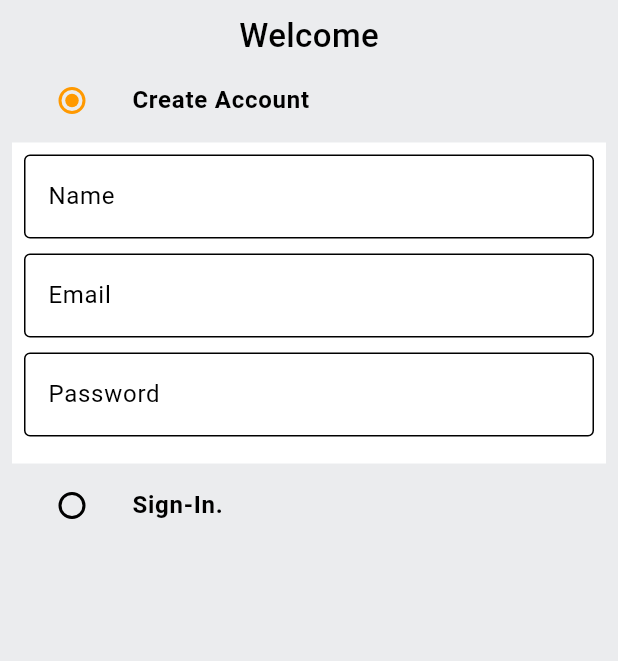
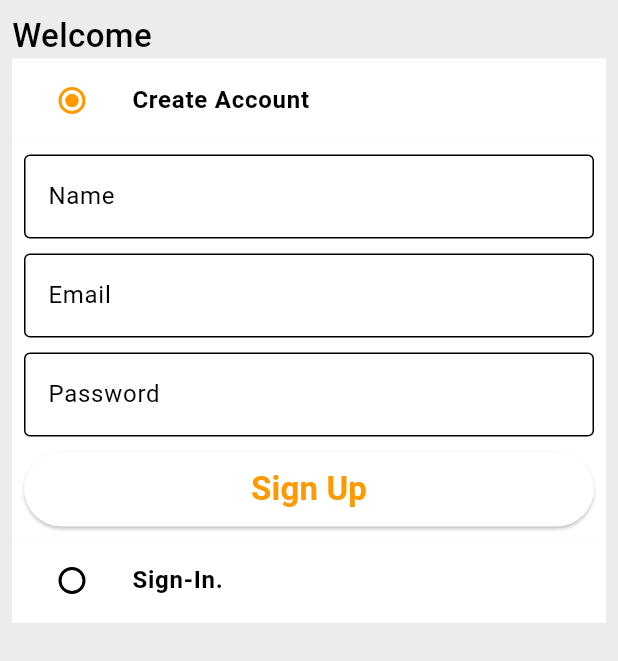
Before and after one commit to TheSanvi/shopping_app, a Flutter app: the screen it shows after launch, on a phone screen of 412 x 824 dp. Shown: the top 661 px of the screen. Run offline on Flutter 3.47's test engine with Material 3 defaults, Android fonts, the phone set to English and light mode, and no system bars.

Commit message:
login screen

```diff
--- a/lib/common/widgets/custom_button.dart
+++ b/lib/common/widgets/custom_button.dart
@@ -1,14 +1,20 @@
 import 'package:flutter/material.dart';
 
 class CustomButton extends StatelessWidget {
-  const CustomButton({super.key});
+  final String text;
+  final VoidCallback onTap;
+
+  const CustomButton({super.key, required this.text, required this.onTap});
 
   @override
   Widget build(BuildContext context) {
-    return ElevatedButton( child:Text("text"),
-      onPressed: ,
+    return ElevatedButton( child:Text("Sign Up",style: TextStyle(
+      fontSize: 22,
+      fontWeight: FontWeight.bold
+    ),),
+      onPressed: onTap,
     style: ElevatedButton.styleFrom(
-      minimumSize: Size(double.infinity, )
+      minimumSize: Size(double.infinity,50)
     ),);
   }
 }
--- a/lib/common/widgets/custom_textfield.dart
+++ b/lib/common/widgets/custom_textfield.dart
@@ -4,7 +4,11 @@ class CustomTextField extends StatelessWidget {
   final TextEditingController controller;
   final String hintText;
 
-  const CustomTextField({Key? key,required this.controller,required this.hintText,}): super (key: key);
+  const CustomTextField({
+    Key? key,
+    required this.controller,
+    required this.hintText,
+  }) : super(key: key);
 
   @override
   Widget build(BuildContext context) {
@@ -12,22 +16,11 @@ class CustomTextField extends StatelessWidget {
       controller: controller,
       decoration: InputDecoration(
         hintText: hintText,
-        border: OutlineInputBorder(
-          borderSide: BorderSide(
-            color: Colors.black
-          )
-
-        ),
-        enabledBorder: OutlineInputBorder(
-            borderSide: BorderSide(
-                color: Colors.black
-            )
-
-        ),
+        border: OutlineInputBorder(borderSide: BorderSide(color: Colors.black)),
+        enabledBorder:
+            OutlineInputBorder(borderSide: BorderSide(color: Colors.black)),
       ),
-      validator:(val){
-    },
-
+      validator: (val) {},
     );
   }
 }
--- a/lib/features/auth/screens/auth_screen.dart
+++ b/lib/features/auth/screens/auth_screen.dart
@@ -1,4 +1,5 @@
 import 'package:flutter/material.dart';
+import 'package:shopping_app/common/widgets/custom_button.dart';
 import 'package:shopping_app/common/widgets/custom_textfield.dart';
 import 'package:shopping_app/constants/global_variables.dart';
 
@@ -9,6 +10,7 @@ enum Auth {
 
 class AuthScreen extends StatefulWidget {
   static const String routeName = "/auth-screen";
+
   const AuthScreen({super.key});
 
   @override
@@ -25,92 +27,122 @@ class _AuthScreenState extends State<AuthScreen> {
   final TextEditingController _nameController = TextEditingController();
 
   @override
-void dispose(){
+  void dispose() {
     super.dispose();
     _emailController.dispose();
     _passwordController.dispose();
     _nameController.dispose();
   }
 
-
   @override
   Widget build(BuildContext context) {
     return Scaffold(
       backgroundColor: GlobalVariables.greyBackgroundCOlor,
       body: SafeArea(
-        child:Padding(
+        child: Padding(
           padding: const EdgeInsets.all(8.0),
           child: Column(
+            crossAxisAlignment: CrossAxisAlignment.start,
             children: [
-              Text("Welcome",
-              style: TextStyle(
-                fontSize: 22,
-                fontWeight: FontWeight.w500
-              ),
+              Text(
+                "Welcome",
+                style: TextStyle(fontSize: 22, fontWeight: FontWeight.w500),
               ),
               ListTile(
-                title: Text("Create Account",
-                style: TextStyle(
-                  fontWeight: FontWeight.bold
-                ),
+                tileColor: _auth ==Auth.signup ? GlobalVariables.backgroundColor:GlobalVariables.greyBackgroundCOlor ,
+                title: Text(
+                  "Create Account",
+                  style: TextStyle(fontWeight: FontWeight.bold),
                 ),
                 leading: Radio(
                   activeColor: GlobalVariables.secondaryColor,
                   value: Auth.signup,
                   groupValue: _auth,
-                  onChanged: (Auth?val){
+                  onChanged: (Auth? val) {
                     setState(() {
-                      _auth= val!;
+                      _auth = val!;
                     });
                   },
                 ),
               ),
-              if(_auth==Auth.signup)
+              if (_auth == Auth.signup)
                 Container(
-                padding: EdgeInsets.all( 8),
+                  padding: EdgeInsets.all(8),
                   color: GlobalVariables.backgroundColor,
                   child: Form(
-                  key:_signUpFormKey ,
-                child:Column(
+                    key: _signUpFormKey,
+                    child: Column(
                       children: [
-                    CustomTextField(controller: _nameController,
+                        CustomTextField(
+                          controller: _nameController,
                           hintText: 'Name',
                         ),
-                    SizedBox(height:10),
-                    CustomTextField(controller: _emailController,
+                        SizedBox(height: 10),
+                        CustomTextField(
+                          controller: _emailController,
                           hintText: 'Email',
                         ),
-                    SizedBox(height:10),
-                    CustomTextField(controller: _passwordController,
+                        SizedBox(height: 10),
+                        CustomTextField(
+                          controller: _passwordController,
                           hintText: 'Password',
                         ),
-                    SizedBox(height:10),
+                        SizedBox(height: 10),
+                        CustomButton(
+                          text: "Sign Up",
+                          onTap: () {},
+                        )
                       ],
-
-                ) ,),
+                    ),
+                  ),
                 ),
               ListTile(
-                title: Text("Sign-In.",
-                style: TextStyle(
-                  fontWeight: FontWeight.bold
-                ),
+                    tileColor: _auth ==Auth.signup ? GlobalVariables.backgroundColor:GlobalVariables.greyBackgroundCOlor ,
+                title: Text(
+                  "Sign-In.",
+                  style: TextStyle(fontWeight: FontWeight.bold),
                 ),
                 leading: Radio(
                   activeColor: GlobalVariables.secondaryColor,
                   value: Auth.signin,
                   groupValue: _auth,
-                  onChanged: (Auth?val){
+                  onChanged: (Auth? val) {
                     setState(() {
-                      _auth= val!;
+                      _auth = val!;
                     });
                   },
                 ),
               ),
+              if (_auth == Auth.signin)
+                Container(
+                  padding: EdgeInsets.all(8),
+                  color: GlobalVariables.backgroundColor,
+                  child: Form(
+                    key: _signUpFormKey,
+                    child: Column(
+                      children: [
 
+                        CustomTextField(
+                          controller: _emailController,
+                          hintText: 'Email',
+                        ),
+                        SizedBox(height: 10),
+                        CustomTextField(
+                          controller: _passwordController,
+                          hintText: 'Password',
+                        ),
+                        SizedBox(height: 10),
+                        CustomButton(
+                          text: "Sign Up",
+                          onTap: () {},
+                        )
                       ],
-
                     ),
-        ) ,
+                  ),
+                ),
+            ],
+          ),
+        ),
       ),
     );
   }
```
Also changed, not shown: package.json (added, +15 -0 lines). Lines whose indentation alone changed are shown as unchanged.
